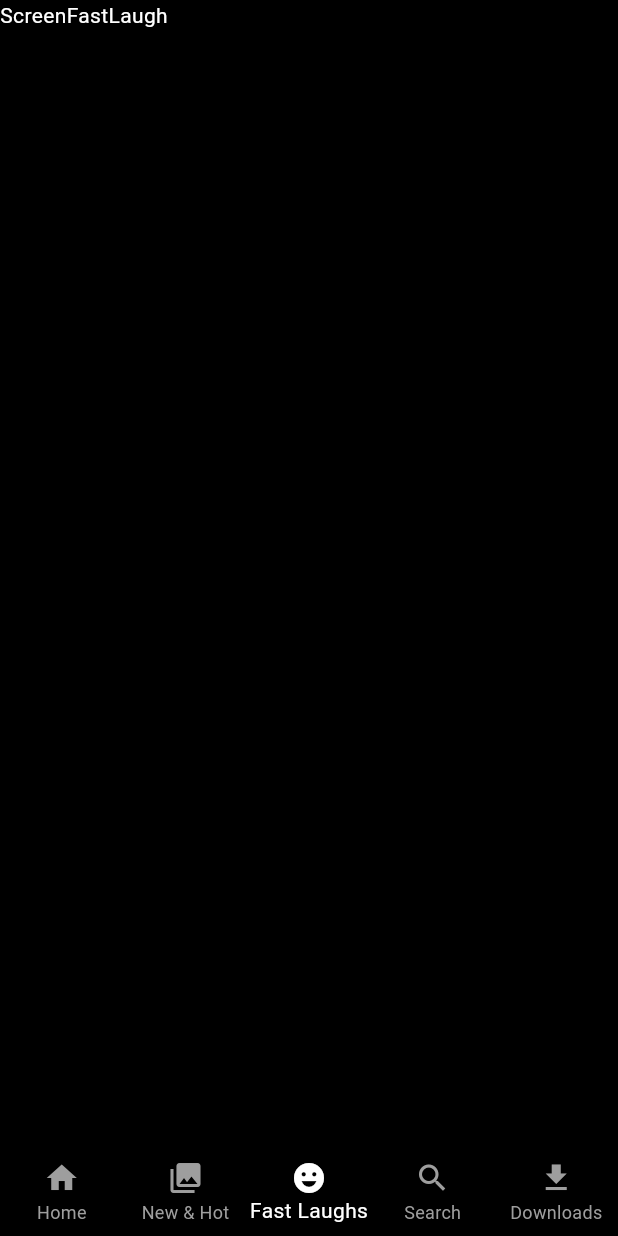
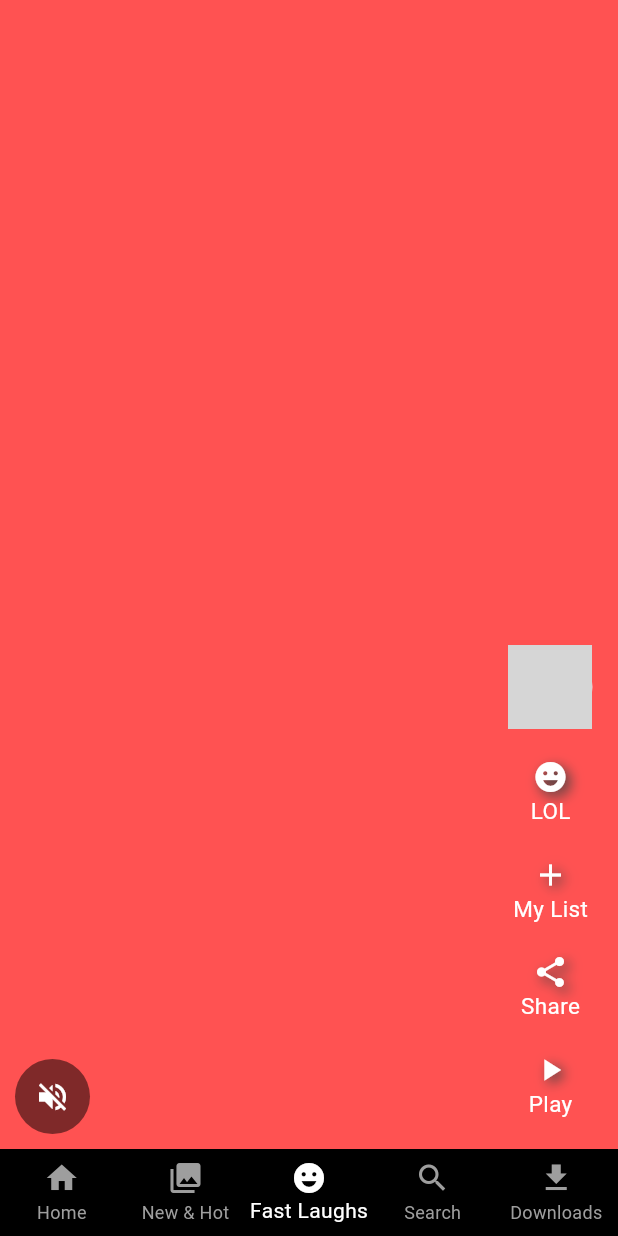
Before and after one commit to stephymathew/Netflix-API, a Flutter app: the screen it shows after launch, item 3 of the bottom bar chosen, on a phone screen of 412 x 824 dp. Run offline on Flutter 3.47's test engine with Material 2 defaults, Android fonts, the light colour scheme and no system bars; our stand-ins replace google_fonts; network calls fail; grey boxes are pictures that could not be loaded.

Commit message:
Fast&LaughScreen

```diff
--- a/lib/presentation/fast_laugh/screen_fast_laugh.dart
+++ b/lib/presentation/fast_laugh/screen_fast_laugh.dart
@@ -1,4 +1,5 @@
 import 'package:flutter/material.dart';
+import 'package:netflix_api/presentation/fast_laugh/widget/video_list_item.dart';
 
 class ScreenFastLaugh extends StatelessWidget {
   const ScreenFastLaugh({super.key});
@@ -6,7 +7,15 @@ class ScreenFastLaugh extends StatelessWidget {
   @override
   Widget build(BuildContext context) {
     return Scaffold(
-      body: Text('ScreenFastLaugh'),
+      body: SafeArea(child:
+      PageView(
+        scrollDirection: Axis.vertical,
+        children:
+         List.generate(10, (index) {
+         return videoListItem(index: index,);
+         })
+        ,
+      )),
     );
   }
 }
--- /dev/null
+++ b/lib/presentation/fast_laugh/widget/video_list_item.dart
@@ -0,0 +1,93 @@
+import 'package:flutter/material.dart';
+import 'package:netflix_api/core/colors/constants.dart';
+
+class videoListItem extends StatelessWidget {
+  final int index;
+  const videoListItem({super.key, required this.index});
+
+  @override
+  Widget build(BuildContext context) {
+    return Stack(
+      children: [
+        Container(
+          color: Colors.accents[index % Colors.accents.length],
+
+        ),
+        Align(
+          alignment: Alignment.bottomCenter,
+          child: Padding(
+            padding: const EdgeInsets.symmetric(horizontal: 10,
+            vertical: 10),
+            child: Row(
+              crossAxisAlignment: CrossAxisAlignment.end,
+              mainAxisAlignment: MainAxisAlignment.spaceBetween,
+              children: [
+                //left side
+                CircleAvatar(
+                  backgroundColor: Colors.black.withOpacity(0.5),
+                  radius: 25,
+                  child: IconButton(onPressed: (){},
+                  icon:Icon(Icons.volume_off,color: kwhite,) ),
+                ),
+
+                // right side
+
+                Column(
+                  mainAxisAlignment: MainAxisAlignment.end,
+                  children: [
+                    Padding(
+                      padding: const EdgeInsets.symmetric(vertical:10 ),
+                      child: CircleAvatar(
+                        radius: 28,
+                        backgroundImage: NetworkImage(
+                          "https://www.themoviedb.org/t/p/w220_and_h330_face/vZloFAK7NmvMGKE7VkF5UHaz0I.jpg",
+                        ),
+                      ),
+                    ),
+                        videoActionsWidget(
+                        icon: Icons.emoji_emotions,title: 'LOL'),
+                        videoActionsWidget(
+                        icon: Icons.add, title: 'My List'),
+                        videoActionsWidget(
+                        icon: Icons.share, title: 'Share'),
+                        videoActionsWidget(
+                        icon: Icons.play_arrow, title: 'Play'),
+                  ],
+                )
+              ],
+            ),
+          ),
+        )
+      ],
+    );
+  }
+}
+
+class videoActionsWidget extends StatelessWidget {
+  final IconData icon;
+  final String title;
+  const videoActionsWidget({super.key, required this.icon, required this.title});
+
+  @override
+  Widget build(BuildContext context) {
+    return Padding(
+      padding: const EdgeInsets.symmetric(vertical: 10,horizontal: 10),
+      child: Column(
+
+        children: [
+          Icon(icon,color: Colors.white,shadows: [
+            BoxShadow(
+              color: Colors.grey[800]!,
+              blurRadius: 10,
+              offset: Offset(3, 3),
+              )
+          ],),
+          Text(title,style: const TextStyle(
+            color: kwhite,
+            fontSize: 15
+          ),),
+        ],
+      ),
+    );
+  }
+}
```
Also changed, not shown: pubspec.yaml (+1 -6 lines), pubspec.lock, 2 other files.
